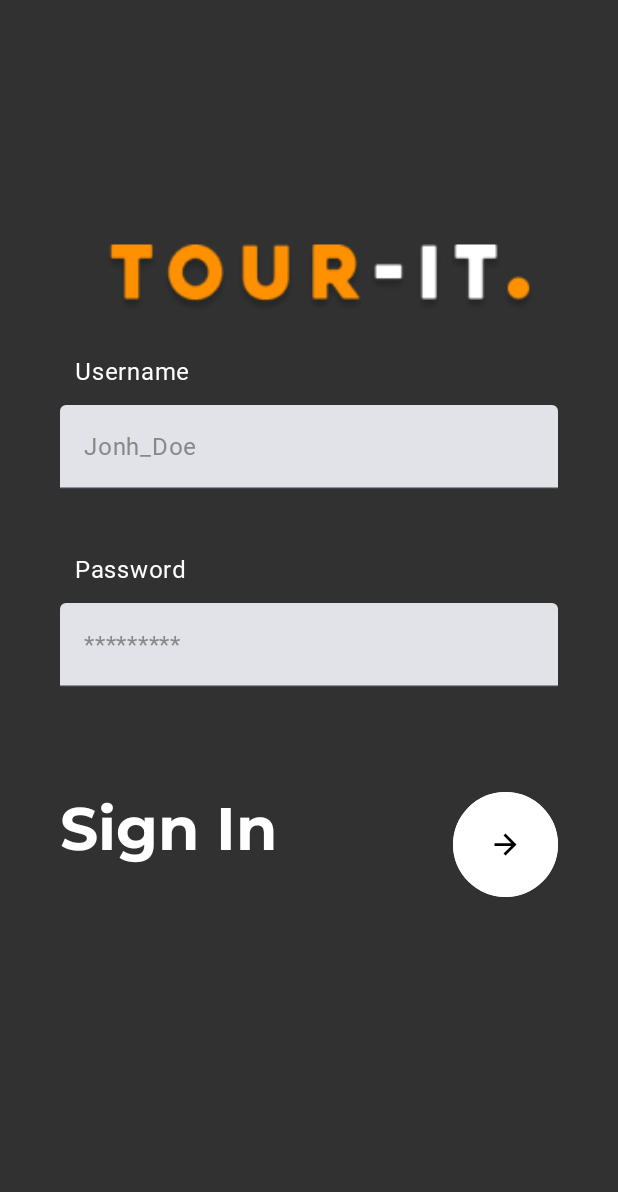
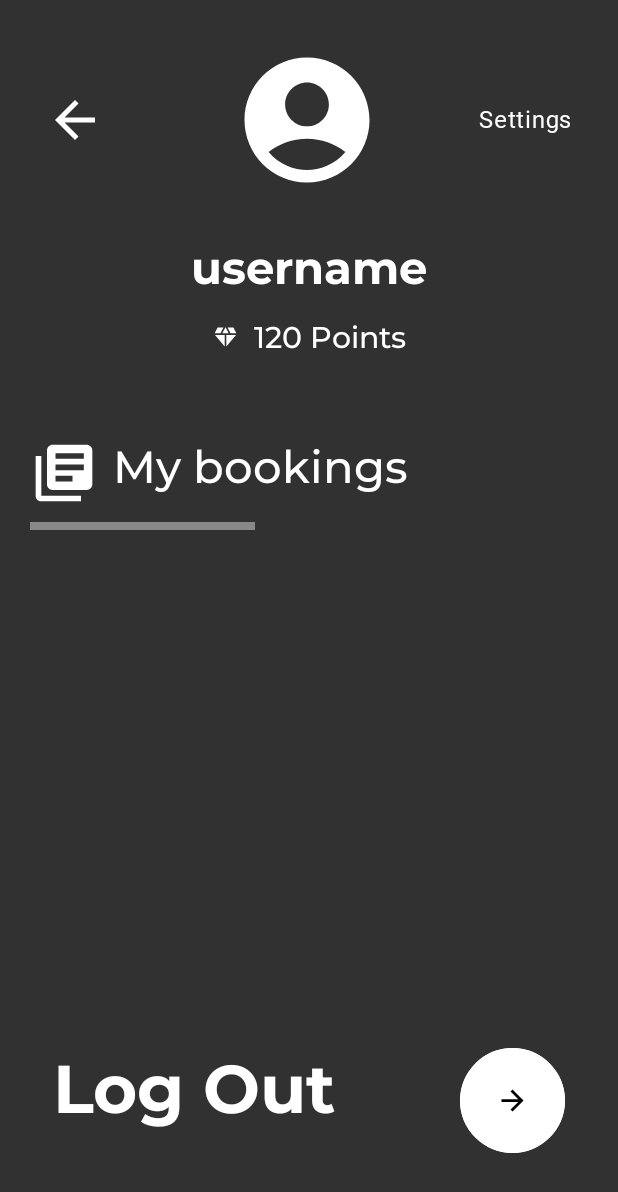
Before and after one commit to DiogoSantos63/Tour-it, an Android app built with Jetpack Compose: the screen it shows after launch (MainActivity), on a phone screen of 412 x 824 dp. Shown: the top 1192 px of the screen. Run offline under Robolectric (Android 15) with nearby library versions, the phone set to English and light mode, and no system bars; Roboto replaces fonts that are not available here.

Commit message:
ProfileScreen implementation

```diff
--- a/A_apps/src/main/java/com/example/app/ui/MainActivity.kt
+++ b/A_apps/src/main/java/com/example/app/ui/MainActivity.kt
@@ -9,6 +9,7 @@ import androidx.compose.material3.Surface
 import androidx.compose.ui.Modifier
 import androidx.navigation.compose.rememberNavController
 import com.example.app.navigation.AppNavHost
+import com.example.features.profile.ui.ProfileScreen
 import com.example.producer.theme.TouritTheme
 
 class MainActivity : ComponentActivity() {
@@ -20,7 +21,8 @@ class MainActivity : ComponentActivity() {
                     modifier = Modifier.fillMaxSize(),
                     color = MaterialTheme.colorScheme.background
                 ) {
-                    AppNavHost(navController = rememberNavController())
+                    ProfileScreen()
+                    //AppNavHost(navController = rememberNavController())
                 }
             }
         }
--- a/B_features/src/main/java/com/example/features/FeaturesModule.kt
+++ b/B_features/src/main/java/com/example/features/FeaturesModule.kt
@@ -2,6 +2,7 @@ package com.example.features
 
 import com.example.datas.datasModule
 import com.example.features.authentication.featureAuthenticationModule
+import com.example.features.profile.featureProfileModule
 import com.example.producer.producerModule
 import org.koin.core.module.Module
 import org.koin.dsl.module
@@ -11,5 +12,6 @@ val featureModule: Module = module{
         producerModule,
         datasModule,
         featureAuthenticationModule,
+        featureProfileModule
     )
 }
--- /dev/null
+++ b/B_features/src/main/java/com/example/features/profile/FeatureProfileModule.kt
@@ -0,0 +1,8 @@
+package com.example.features.profile
+
+import org.koin.core.module.Module
+import org.koin.dsl.module
+
+val featureProfileModule: Module = module {
+
+}
--- /dev/null
+++ b/B_features/src/main/java/com/example/features/profile/ui/ProfileScreen.kt
@@ -0,0 +1,160 @@
+package com.example.features.profile.ui
+
+import androidx.compose.foundation.background
+import androidx.compose.foundation.border
+import androidx.compose.foundation.layout.Arrangement
+import androidx.compose.foundation.layout.Box
+import androidx.compose.foundation.layout.Column
+import androidx.compose.foundation.layout.Row
+import androidx.compose.foundation.layout.Spacer
+import androidx.compose.foundation.layout.fillMaxSize
+import androidx.compose.foundation.layout.fillMaxWidth
+import androidx.compose.foundation.layout.height
+import androidx.compose.foundation.layout.padding
+import androidx.compose.foundation.layout.size
+import androidx.compose.foundation.layout.width
+import androidx.compose.foundation.shape.CircleShape
+import androidx.compose.material.icons.Icons
+import androidx.compose.material.icons.filled.AccountCircle
+import androidx.compose.material.icons.filled.ArrowBack
+import androidx.compose.material3.Divider
+import androidx.compose.material3.Icon
+import androidx.compose.material3.Text
+import androidx.compose.runtime.Composable
+import androidx.compose.ui.Alignment
+import androidx.compose.ui.Modifier
+import androidx.compose.ui.graphics.Color
+import androidx.compose.ui.res.painterResource
+import androidx.compose.ui.text.TextStyle
+import androidx.compose.ui.text.font.FontWeight
+import androidx.compose.ui.unit.dp
+import androidx.compose.ui.unit.sp
+import com.example.b_features.R
+import com.example.producer.components.GenericButton
+import com.example.producer.theme.montserrat
+
+@Composable
+fun ProfileScreen() {
+    Column(
+        modifier = Modifier
+            .fillMaxSize()
+            .background(Color(0xFF313131))
+    ) {
+        Row(
+            modifier = Modifier
+                .fillMaxWidth()
+                .padding(30.dp),
+            verticalAlignment = Alignment.CenterVertically,
+            horizontalArrangement = Arrangement.Center
+        ) {
+            Icon(
+                modifier = Modifier
+                    .size(40.dp),
+                imageVector = Icons.Default.ArrowBack,
+                tint = Color.White,
+                contentDescription = null,
+            )
+            Spacer(modifier = Modifier.weight(1F))
+            Icon(
+                modifier = Modifier
+                    .padding(start = 20.dp)
+                    .size(100.dp),
+                tint = Color.White,
+                imageVector = Icons.Default.AccountCircle,
+                contentDescription = null
+            )
+            Spacer(modifier = Modifier.weight(1F))
+            Text(
+                text = "Settings",
+                color = Color.White
+            )
+        }
+        Row(
+            modifier = Modifier
+                .fillMaxWidth(),
+            verticalAlignment = Alignment.CenterVertically,
+            horizontalArrangement = Arrangement.Center
+        ) {
+            Column(
+                verticalArrangement = Arrangement.Center,
+                horizontalAlignment = Alignment.CenterHorizontally
+            ) {
+                Text(
+                    text = "username",
+                    style = TextStyle(
+                        fontFamily = montserrat,
+                        fontSize = 30.sp,
+                        fontWeight = FontWeight.Bold,
+                        color = Color.White
+                    )
+                )
+                Row(
+                    modifier = Modifier
+                        .padding(top = 16.dp),
+                    verticalAlignment = Alignment.CenterVertically,
+                    horizontalArrangement = Arrangement.Center
+                ) {
+                    Icon(
+                        modifier = Modifier
+                            .padding(end = 10.dp)
+                            .size(18.dp),
+                        painter = painterResource(id = R.drawable.baseline_diamond_24),
+                        tint = Color.White,
+                        contentDescription = null
+                    )
+                    Text(
+                        text = "120 Points",
+                        style = TextStyle(
+                            fontFamily = montserrat,
+                            fontSize = 20.sp,
+                            fontWeight = FontWeight.Medium,
+                            color = Color.White
+                        )
+                    )
+                }
+            }
+        }
+        Box(
+            modifier = Modifier
+                .padding(horizontal = 20.dp, vertical = 55.dp)
+        ) {
+            Column {
+                Row(
+                    modifier = Modifier.fillMaxWidth()
+                ) {
+                    Icon(
+                        modifier = Modifier.size(45.dp),
+                        painter = painterResource(id = R.drawable.baseline_library_books_24),
+                        tint = Color.White,
+                        contentDescription = null
+                    )
+                    Spacer(modifier = Modifier.width(10.dp))
+                    Text(
+                        text = "My bookings",
+                        style = TextStyle(
+                            fontFamily = montserrat,
+                            fontSize = 30.sp,
+                            fontWeight = FontWeight.Medium,
+                            color = Color.White
+                        )
+                    )
+                }
+                Divider(
+                    color = Color.Gray,
+                    thickness = 5.dp,
+                    modifier = Modifier
+                        .width(150.dp)
+                        .padding(top = 10.dp)
+                        .fillMaxWidth()
+                )
+            }
+        }
+        Spacer(modifier = Modifier.weight(1F))
+        Row (
+            modifier = Modifier
+                .padding(start = 35.dp, end = 35.dp, bottom = 55.dp)
+        ){
+            GenericButton(label = "Log Out", size = 45)
+        }
+    }
+}
--- /dev/null
+++ b/B_features/src/main/res/drawable/baseline_diamond_24.xml
@@ -0,0 +1,13 @@
+<vector xmlns:android="http://schemas.android.com/apk/res/android" android:height="24dp" android:tint="#000000" android:viewportHeight="24" android:viewportWidth="24" android:width="24dp">
+
+    <path android:fillColor="@android:color/white" android:pathData="M12.16,3l-0.32,0l-2.63,5.25l5.58,0z"/>
+
+    <path android:fillColor="@android:color/white" android:pathData="M16.46,8.25l5.16,0l-2.62,-5.25l-5.16,0z"/>
+
+    <path android:fillColor="@android:color/white" android:pathData="M21.38,9.75l-8.63,0l0,10.35z"/>
+
+    <path android:fillColor="@android:color/white" android:pathData="M11.25,20.1l0,-10.35l-8.63,0z"/>
+
+    <path android:fillColor="@android:color/white" android:pathData="M7.54,8.25l2.62,-5.25l-5.16,0l-2.62,5.25z"/>
+
+</vector>
--- /dev/null
+++ b/B_features/src/main/res/drawable/baseline_library_books_24.xml
@@ -0,0 +1,5 @@
+<vector xmlns:android="http://schemas.android.com/apk/res/android" android:autoMirrored="true" android:height="24dp" android:tint="#FFFFFF" android:viewportHeight="24" android:viewportWidth="24" android:width="24dp">
+
+    <path android:fillColor="@android:color/white" android:pathData="M4,6L2,6v14c0,1.1 0.9,2 2,2h14v-2L4,20L4,6zM20,2L8,2c-1.1,0 -2,0.9 -2,2v12c0,1.1 0.9,2 2,2h12c1.1,0 2,-0.9 2,-2L22,4c0,-1.1 -0.9,-2 -2,-2zM19,11L9,11L9,9h10v2zM15,15L9,15v-2h6v2zM19,7L9,7L9,5h10v2z"/>
+
+</vector>
--- a/E_producer/src/main/java/com/example/producer/enums/Navigation.kt
+++ b/E_producer/src/main/java/com/example/producer/enums/Navigation.kt
@@ -2,5 +2,6 @@ package com.example.producer.enums
 
 enum class Navigation{
     AUTHENTICATION,
-    LOGIN
+    LOGIN,
+    PROFILE
 }
--- a/E_producer/src/main/java/com/example/producer/navigation/AppNavigation.kt
+++ b/E_producer/src/main/java/com/example/producer/navigation/AppNavigation.kt
@@ -5,4 +5,5 @@ import com.example.producer.enums.Navigation
 sealed class NavigationItem(val route: String){
     object Authentication: NavigationItem(Navigation.AUTHENTICATION.name)
     object LoginScreen: NavigationItem(Navigation.LOGIN.name)
+    object Profile: NavigationItem(Navigation.PROFILE.name)
 }
```
